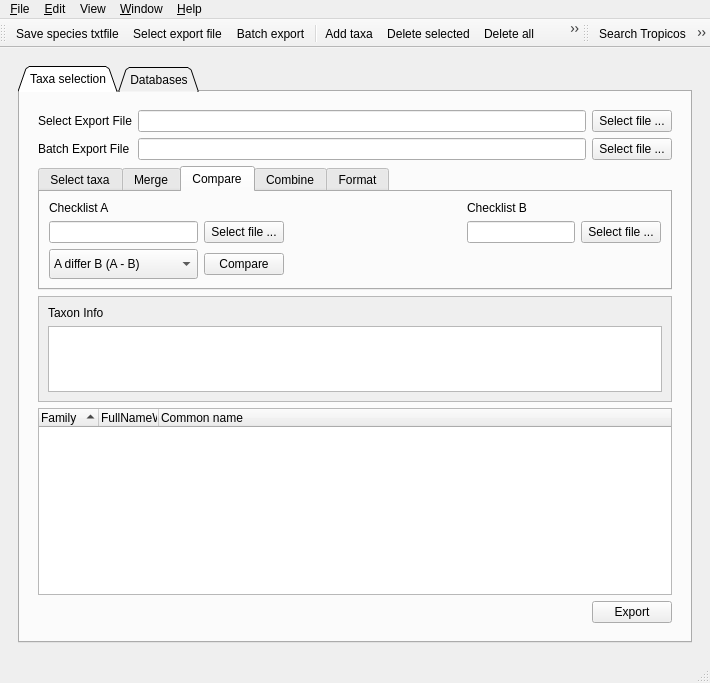
Old version of the form src/ui/ui_main.ui in the repository TaiBON/checklister.
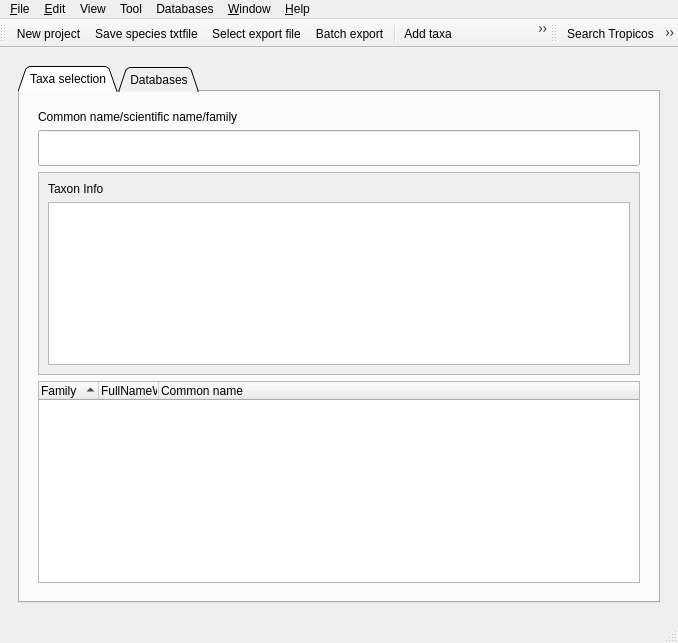
New version of the form. The open tabs and pages were chosen to show the change. Icons and pictures are not drawn.

Commit message: Largely improve the UI/UX 1. 把 checklist comparing/combining/formating scientific names    搬到 Toolbar 中 2. 把 combining checklist 功能放到 genlist_api 中

```diff
--- a/src/ui/ui_main.ui
+++ b/src/ui/ui_main.ui
@@ -6,8 +6,8 @@
    <rect>
     <x>0</x>
     <y>0</y>
-    <width>710</width>
-    <height>683</height>
+    <width>678</width>
+    <height>643</height>
    </rect>
   </property>
   <property name="sizePolicy">
@@ -51,12 +51,12 @@
         <rect>
          <x>0</x>
          <y>0</y>
-         <width>686</width>
-         <height>608</height>
+         <width>654</width>
+         <height>524</height>
         </rect>
        </property>
        <layout class="QGridLayout" name="gridLayout_4">
-        <item row="1" column="0">
+        <item row="0" column="0">
          <widget class="QTabWidget" name="tabWidget">
           <property name="minimumSize">
            <size>
@@ -92,7 +92,7 @@
            <attribute name="title">
             <string>Taxa selection</string>
            </attribute>
-           <layout class="QGridLayout" name="gridLayout_7">
+           <layout class="QGridLayout" name="gridLayout_3">
             <item row="0" column="0">
              <widget class="QFrame" name="frame">
               <property name="frameShape">
@@ -105,20 +105,49 @@
                <number>0</number>
               </property>
               <layout class="QGridLayout" name="gridLayout_2">
+               <item row="1" column="0" colspan="2">
+                <widget class="QLineEdit" name="lineSpecies">
+                 <property name="sizePolicy">
+                  <sizepolicy hsizetype="Minimum" vsizetype="Maximum">
+                   <horstretch>0</horstretch>
+                   <verstretch>1</verstretch>
+                  </sizepolicy>
+                 </property>
+                 <property name="baseSize">
+                  <size>
+                   <width>0</width>
+                   <height>40</height>
+                  </size>
+                 </property>
+                 <property name="font">
+                  <font>
+                   <family>Arial</family>
+                   <pointsize>18</pointsize>
+                   <italic>false</italic>
+                  </font>
+                 </property>
+                 <property name="toolTip">
+                  <string>&lt;html&gt;&lt;head/&gt;&lt;body&gt;&lt;p&gt;Input species name. Type part of common names/epithets/family to list similar names. &lt;/p&gt;&lt;p&gt;You can press enter or return to add it to the checklist.&lt;/p&gt;&lt;/body&gt;&lt;/html&gt;</string>
+                 </property>
+                 <property name="autoFillBackground">
+                  <bool>false</bool>
+                 </property>
+                </widget>
+               </item>
                <item row="0" column="0">
-                <widget class="QLabel" name="labelExportFile">
+                <widget class="QLabel" name="label_5">
                  <property name="sizePolicy">
-                  <sizepolicy hsizetype="Fixed" vsizetype="Minimum">
+                  <sizepolicy hsizetype="Preferred" vsizetype="Minimum">
                    <horstretch>0</horstretch>
                    <verstretch>0</verstretch>
                   </sizepolicy>
                  </property>
                  <property name="text">
-                  <string>Select Export File</string>
+                  <string>Common name/scientific name/family</string>
                  </property>
                 </widget>
                </item>
-               <item row="5" column="0" colspan="3">
+               <item row="4" column="0" colspan="2">
                 <widget class="QTreeWidget" name="treeWidget">
                  <property name="sizePolicy">
                   <sizepolicy hsizetype="Expanding" vsizetype="Expanding">
@@ -206,417 +235,7 @@
                  </column>
                 </widget>
                </item>
-               <item row="0" column="2">
-                <widget class="QPushButton" name="butSelectOutput">
-                 <property name="sizePolicy">
-                  <sizepolicy hsizetype="Minimum" vsizetype="Fixed">
-                   <horstretch>0</horstretch>
-                   <verstretch>0</verstretch>
-                  </sizepolicy>
-                 </property>
-                 <property name="toolTip">
-                  <string>&lt;html&gt;&lt;head/&gt;&lt;body&gt;&lt;p&gt;Select export checklist file. Supported file formats: Microsoft Word 2007 (.docx), Open document format (.odt), markdown (.md). Default is docx and markdown.&lt;/p&gt;&lt;/body&gt;&lt;/html&gt;</string>
-                 </property>
-                 <property name="text">
-                  <string>Select file ...</string>
-                 </property>
-                </widget>
-               </item>
-               <item row="0" column="1">
-                <widget class="QLineEdit" name="lineOutputFilename">
-                 <property name="sizePolicy">
-                  <sizepolicy hsizetype="Expanding" vsizetype="Fixed">
-                   <horstretch>0</horstretch>
-                   <verstretch>0</verstretch>
-                  </sizepolicy>
-                 </property>
-                 <property name="text">
-                  <string/>
-                 </property>
-                </widget>
-               </item>
-               <item row="1" column="0">
-                <widget class="QLabel" name="labelBatch">
-                 <property name="sizePolicy">
-                  <sizepolicy hsizetype="Fixed" vsizetype="Minimum">
-                   <horstretch>0</horstretch>
-                   <verstretch>0</verstretch>
-                  </sizepolicy>
-                 </property>
-                 <property name="text">
-                  <string>Batch Export File</string>
-                 </property>
-                </widget>
-               </item>
-               <item row="6" column="2">
-                <widget class="QPushButton" name="butGenerateSp">
-                 <property name="sizePolicy">
-                  <sizepolicy hsizetype="Minimum" vsizetype="Maximum">
-                   <horstretch>0</horstretch>
-                   <verstretch>0</verstretch>
-                  </sizepolicy>
-                 </property>
-                 <property name="styleSheet">
-                  <string notr="true">QPushButton#butGenerateSp{
-	qproperty-icon: url(:images/export.png);
-}</string>
-                 </property>
-                 <property name="text">
-                  <string>Export</string>
-                 </property>
-                </widget>
-               </item>
-               <item row="2" column="0" colspan="3">
-                <widget class="QTabWidget" name="tabWidget_2">
-                 <property name="sizePolicy">
-                  <sizepolicy hsizetype="Expanding" vsizetype="Minimum">
-                   <horstretch>0</horstretch>
-                   <verstretch>0</verstretch>
-                  </sizepolicy>
-                 </property>
-                 <property name="font">
-                  <font>
-                   <family>Arial</family>
-                   <stylestrategy>PreferDefault</stylestrategy>
-                  </font>
-                 </property>
-                 <property name="currentIndex">
-                  <number>0</number>
-                 </property>
-                 <property name="usesScrollButtons">
-                  <bool>true</bool>
-                 </property>
-                 <widget class="QWidget" name="tabSelect">
-                  <attribute name="title">
-                   <string>Select taxa</string>
-                  </attribute>
-                  <layout class="QGridLayout" name="gridLayout_9">
-                   <item row="2" column="0">
-                    <widget class="QLabel" name="label_5">
-                     <property name="sizePolicy">
-                      <sizepolicy hsizetype="Preferred" vsizetype="Minimum">
-                       <horstretch>0</horstretch>
-                       <verstretch>0</verstretch>
-                      </sizepolicy>
-                     </property>
-                     <property name="text">
-                      <string>Common name/scientific name/family</string>
-                     </property>
-                    </widget>
-                   </item>
-                   <item row="3" column="0">
-                    <widget class="QLineEdit" name="lineSpecies">
-                     <property name="sizePolicy">
-                      <sizepolicy hsizetype="Minimum" vsizetype="Expanding">
-                       <horstretch>0</horstretch>
-                       <verstretch>1</verstretch>
-                      </sizepolicy>
-                     </property>
-                     <property name="baseSize">
-                      <size>
-                       <width>0</width>
-                       <height>40</height>
-                      </size>
-                     </property>
-                     <property name="font">
-                      <font>
-                       <family>Arial</family>
-                       <pointsize>18</pointsize>
-                       <italic>false</italic>
-                      </font>
-                     </property>
-                     <property name="toolTip">
-                      <string>&lt;html&gt;&lt;head/&gt;&lt;body&gt;&lt;p&gt;Input species name. Type part of common names/epithets/family to list similar names. &lt;/p&gt;&lt;p&gt;You can press enter or return to add it to the checklist.&lt;/p&gt;&lt;/body&gt;&lt;/html&gt;</string>
-                     </property>
-                     <property name="autoFillBackground">
-                      <bool>false</bool>
-                     </property>
-                    </widget>
-                   </item>
-                   <item row="1" column="0">
-                    <spacer name="horizontalSpacer_5">
-                     <property name="orientation">
-                      <enum>Qt::Horizontal</enum>
-                     </property>
-                     <property name="sizeHint" stdset="0">
-                      <size>
-                       <width>40</width>
-                       <height>20</height>
-                      </size>
-                     </property>
-                    </spacer>
-                   </item>
-                  </layout>
-                 </widget>
-                 <widget class="QWidget" name="tabMerge">
-                  <attribute name="title">
-                   <string>Merge</string>
-                  </attribute>
-                  <layout class="QGridLayout" name="gridLayout_5">
-                   <item row="0" column="0">
-                    <widget class="QLabel" name="labelMerge">
-                     <property name="text">
-                      <string>To be merged checklists</string>
-                     </property>
-                    </widget>
-                   </item>
-                   <item row="1" column="0">
-                    <widget class="QLineEdit" name="lineMergeChecklists"/>
-                   </item>
-                   <item row="1" column="1">
-                    <widget class="QPushButton" name="butMergeChecklists">
-                     <property name="text">
-                      <string>Select file ...</string>
-                     </property>
-                    </widget>
-                   </item>
-                   <item row="2" column="1">
-                    <widget class="QPushButton" name="butMerge">
-                     <property name="text">
-                      <string>Merge</string>
-                     </property>
-                    </widget>
-                   </item>
-                  </layout>
-                 </widget>
-                 <widget class="QWidget" name="tabCompare">
-                  <attribute name="title">
-                   <string>Compare</string>
-                  </attribute>
-                  <layout class="QGridLayout" name="gridLayout_6">
-                   <item row="1" column="1">
-                    <widget class="QPushButton" name="butCheckASelect">
-                     <property name="text">
-                      <string>Select file ...</string>
-                     </property>
-                    </widget>
-                   </item>
-                   <item row="1" column="5">
-                    <widget class="QPushButton" name="butCheckBSelect">
-                     <property name="text">
-                      <string>Select file ...</string>
-                     </property>
-                    </widget>
-                   </item>
-                   <item row="3" column="1">
-                    <widget class="QPushButton" name="butCompare">
-                     <property name="text">
-                      <string>Compare</string>
-                     </property>
-                    </widget>
-                   </item>
-                   <item row="3" column="0">
-                    <widget class="QComboBox" name="comboABDifference">
-                     <property name="sizePolicy">
-                      <sizepolicy hsizetype="Expanding" vsizetype="MinimumExpanding">
-                       <horstretch>0</horstretch>
-                       <verstretch>0</verstretch>
-                      </sizepolicy>
-                     </property>
-                     <item>
-                      <property name="text">
-                       <string>A differ B (A - B)</string>
-                      </property>
-                     </item>
-                     <item>
-                      <property name="text">
-                       <string>B differ A (B - A)</string>
-                      </property>
-                     </item>
-                     <item>
-                      <property name="text">
-                       <string>A intersects B (A ∩ B )</string>
-                      </property>
-                     </item>
-                     <item>
-                      <property name="text">
-                       <string>A union B (A ∪ B)</string>
-                      </property>
-                     </item>
-                    </widget>
-                   </item>
-                   <item row="1" column="3">
-                    <spacer name="horizontalSpacer_3">
-                     <property name="orientation">
-                      <enum>Qt::Horizontal</enum>
-                     </property>
-                     <property name="sizeHint" stdset="0">
-                      <size>
-                       <width>40</width>
-                       <height>20</height>
-                      </size>
-                     </property>
-                    </spacer>
-                   </item>
-                   <item row="1" column="2">
-                    <spacer name="horizontalSpacer">
-                     <property name="orientation">
-                      <enum>Qt::Horizontal</enum>
-                     </property>
-                     <property name="sizeHint" stdset="0">
-                      <size>
-                       <width>40</width>
-                       <height>20</height>
-                      </size>
-                     </property>
-                    </spacer>
-                   </item>
-                   <item row="1" column="4">
-                    <widget class="QLineEdit" name="lineChecklistB">
-                     <property name="sizePolicy">
-                      <sizepolicy hsizetype="Minimum" vsizetype="Fixed">
-                       <horstretch>0</horstretch>
-                       <verstretch>0</verstretch>
-                      </sizepolicy>
-                     </property>
-                    </widget>
-                   </item>
-                   <item row="0" column="4">
-                    <widget class="QLabel" name="labelChecklistB">
-                     <property name="text">
-                      <string>Checklist B</string>
-                     </property>
-                    </widget>
-                   </item>
-                   <item row="1" column="0">
-                    <widget class="QLineEdit" name="lineChecklistA">
-                     <property name="sizePolicy">
-                      <sizepolicy hsizetype="Minimum" vsizetype="Preferred">
-                       <horstretch>0</horstretch>
-                       <verstretch>0</verstretch>
-                      </sizepolicy>
-                     </property>
-                    </widget>
-                   </item>
-                   <item row="0" column="0">
-                    <widget class="QLabel" name="labelChecklistA">
-                     <property name="text">
-                      <string>Checklist A</string>
-                     </property>
-                    </widget>
-                   </item>
-                  </layout>
-                 </widget>
-                 <widget class="QWidget" name="tabCombine">
-                  <attribute name="title">
-                   <string>Combine</string>
-                  </attribute>
-                  <layout class="QGridLayout" name="gridLayout_12">
-                   <item row="0" column="0">
-                    <widget class="QLabel" name="labelCombine">
-                     <property name="text">
-                      <string>To be combined checklists</string>
-                     </property>
-                    </widget>
-                   </item>
-                   <item row="1" column="0">
-                    <widget class="QLineEdit" name="lineCombineChecklists"/>
-                   </item>
-                   <item row="1" column="1">
-                    <widget class="QPushButton" name="butCombineChecklists">
-                     <property name="text">
-                      <string>Select file ...</string>
-                     </property>
-                    </widget>
-                   </item>
-                  </layout>
-                 </widget>
-                 <widget class="QWidget" name="tab_3">
-                  <attribute name="title">
-                   <string>Format</string>
-                  </attribute>
-                  <layout class="QGridLayout" name="gridLayout_3">
-                   <item row="3" column="1">
-                    <widget class="QLineEdit" name="lineExcelColnum">
-                     <property name="sizePolicy">
-                      <sizepolicy hsizetype="Fixed" vsizetype="Fixed">
-                       <horstretch>0</horstretch>
-                       <verstretch>0</verstretch>
-                      </sizepolicy>
-                     </property>
-                     <property name="text">
-                      <string>1</string>
-                     </property>
-                    </widget>
-                   </item>
-                   <item row="3" column="2">
-                    <widget class="QCheckBox" name="checkBox">
-                     <property name="text">
-                      <string>with header</string>
-                     </property>
-                     <property name="checked">
-                      <bool>true</bool>
-                     </property>
-                    </widget>
-                   </item>
-                   <item row="0" column="0" colspan="2">
-                    <widget class="QLabel" name="labelFormatNames">
-                     <property name="text">
-                      <string>Choose file to format names:</string>
-                     </property>
-                    </widget>
-                   </item>
-                   <item row="3" column="0">
-                    <widget class="QLabel" name="labelColNumber">
-                     <property name="sizePolicy">
-                      <sizepolicy hsizetype="Fixed" vsizetype="Preferred">
-                       <horstretch>0</horstretch>
-                       <verstretch>0</verstretch>
-                      </sizepolicy>
-                     </property>
-                     <property name="text">
-                      <string>Column number</string>
-                     </property>
-                    </widget>
-                   </item>
-                   <item row="3" column="3">
-                    <widget class="QPushButton" name="butFormatName">
-                     <property name="sizePolicy">
-                      <sizepolicy hsizetype="Minimum" vsizetype="Fixed">
-                       <horstretch>0</horstretch>
-                       <verstretch>0</verstretch>
-                      </sizepolicy>
-                     </property>
-                     <property name="text">
-                      <string>Format</string>
-                     </property>
-                    </widget>
-                   </item>
-                   <item row="2" column="0" colspan="2">
-                    <widget class="QLineEdit" name="lineExcelFilePath">
-                     <property name="text">
-                      <string/>
-                     </property>
-                    </widget>
-                   </item>
-                   <item row="2" column="2">
-                    <widget class="QPushButton" name="butSelectExcel">
-                     <property name="toolTip">
-                      <string>&lt;html&gt;&lt;head/&gt;&lt;body&gt;&lt;p&gt;Select export checklist file. Supported file formats: Microsoft Word 2007 (.docx), Open document format (.odt), markdown (.md). Default is docx and markdown.&lt;/p&gt;&lt;/body&gt;&lt;/html&gt;</string>
-                     </property>
-                     <property name="text">
-                      <string>Select file ...</string>
-                     </property>
-                    </widget>
-                   </item>
-                  </layout>
-                 </widget>
-                </widget>
-               </item>
-               <item row="1" column="2">
-                <widget class="QPushButton" name="butSlist">
-                 <property name="sizePolicy">
-                  <sizepolicy hsizetype="Minimum" vsizetype="Fixed">
-                   <horstretch>0</horstretch>
-                   <verstretch>0</verstretch>
-                  </sizepolicy>
-                 </property>
-                 <property name="text">
-                  <string>Select file ...</string>
-                 </property>
-                </widget>
-               </item>
-               <item row="3" column="0" colspan="3">
+               <item row="2" column="0" colspan="2">
                 <widget class="QScrollArea" name="scrollArea_2">
                  <property name="sizePolicy">
                   <sizepolicy hsizetype="Expanding" vsizetype="Expanding">
@@ -638,8 +257,8 @@
                    <rect>
                     <x>0</x>
                     <y>0</y>
-                    <width>590</width>
-                    <height>98</height>
+                    <width>558</width>
+                    <height>151</height>
                    </rect>
                   </property>
                   <layout class="QGridLayout" name="gridLayout_10">
@@ -676,16 +295,6 @@
                  </widget>
                 </widget>
                </item>
-               <item row="1" column="1">
-                <widget class="QLineEdit" name="lineSlist">
-                 <property name="sizePolicy">
-                  <sizepolicy hsizetype="Expanding" vsizetype="Fixed">
-                   <horstretch>0</horstretch>
-                   <verstretch>0</verstretch>
-                  </sizepolicy>
-                 </property>
-                </widget>
-               </item>
               </layout>
              </widget>
             </item>
@@ -903,7 +512,7 @@
     <rect>
      <x>0</x>
      <y>0</y>
-     <width>710</width>
+     <width>678</width>
      <height>22</height>
     </rect>
    </property>
@@ -955,9 +564,35 @@
     </property>
     <addaction name="actionShowToolbarText"/>
    </widget>
+   <widget class="QMenu" name="menuTool">
+    <property name="title">
+     <string>Tool</string>
+    </property>
+    <addaction name="actionMerge"/>
+    <addaction name="actionCompare"/>
+    <addaction name="actionCombine"/>
+    <addaction name="separator"/>
+    <addaction name="actionFormat"/>
+   </widget>
+   <widget class="QMenu" name="menuDatabases">
+    <property name="title">
+     <string>Databases</string>
+    </property>
+    <widget class="QMenu" name="menuPlants">
+     <property name="title">
+      <string>Plants</string>
+     </property>
+     <addaction name="actionTaiwanVascularPlants"/>
+     <addaction name="actionTaiwanFlora"/>
+     <addaction name="actionJapanYlist"/>
+    </widget>
+    <addaction name="menuPlants"/>
+   </widget>
    <addaction name="menuFile"/>
    <addaction name="menuEdit"/>
    <addaction name="menuView"/>
+   <addaction name="menuTool"/>
+   <addaction name="menuDatabases"/>
    <addaction name="menuWindow"/>
    <addaction name="menuHelp"/>
   </widget>
@@ -998,6 +633,7 @@
    <attribute name="toolBarBreak">
     <bool>false</bool>
    </attribute>
+   <addaction name="actionNewProject"/>
    <addaction name="actionSaveTxt"/>
    <addaction name="actionSelectExport"/>
    <addaction name="actionBatch"/>
@@ -1070,7 +706,7 @@
      <normaloff>:/icons/batch.png</normaloff>:/icons/batch.png</iconset>
    </property>
    <property name="text">
-    <string>Batch export</string>
+    <string>Select batch export file</string>
    </property>
    <property name="iconText">
     <string>Batch export</string>
@@ -1315,6 +951,85 @@
     <bool>false</bool>
    </property>
   </action>
+  <action name="actionSelect_export_file">
+   <property name="text">
+    <string>Select export file</string>
+   </property>
+  </action>
+  <action name="actionMerge">
+   <property name="text">
+    <string>Merge checklists</string>
+   </property>
+   <property name="shortcut">
+    <string>Ctrl+Shift+G</string>
+   </property>
+  </action>
+  <action name="actionCompare">
+   <property name="text">
+    <string>Compare checklists</string>
+   </property>
+   <property name="shortcut">
+    <string>Ctrl+Shift+P</string>
+   </property>
+  </action>
+  <action name="actionCombine">
+   <property name="text">
+    <string>Combine checklists</string>
+   </property>
+   <property name="shortcut">
+    <string>Ctrl+Shift+B</string>
+   </property>
+  </action>
+  <action name="actionFormat">
+   <property name="text">
+    <string>Format scientific names</string>
+   </property>
+   <property name="shortcut">
+    <string>Ctrl+Shift+F</string>
+   </property>
+  </action>
+  <action name="actionTaiwanVascularPlants">
+   <property name="checkable">
+    <bool>true</bool>
+   </property>
+   <property name="checked">
+    <bool>true</bool>
+   </property>
+   <property name="text">
+    <string>Taiwan: Vascular plants</string>
+   </property>
+  </action>
+  <action name="actionTaiwanFlora">
+   <property name="checkable">
+    <bool>true</bool>
+   </property>
+   <property name="text">
+    <string>Taiwan: Vascular plants (Flora of Taiwan)</string>
+   </property>
+  </action>
+  <action name="actionJapanYlist">
+   <property name="checkable">
+    <bool>true</bool>
+   </property>
+   <property name="text">
+    <string>Japan: Ylist</string>
+   </property>
+  </action>
+  <action name="actionNewProject">
+   <property name="icon">
+    <iconset resource="../iconResources.qrc">
+     <normaloff>:/icons/new.png</normaloff>:/icons/new.png</iconset>
+   </property>
+   <property name="text">
+    <string>New project</string>
+   </property>
+   <property name="shortcut">
+    <string>Ctrl+N</string>
+   </property>
+   <property name="iconVisibleInMenu">
+    <bool>false</bool>
+   </property>
+  </action>
  </widget>
  <resources>
   <include location="../iconResources.qrc"/>
```
Left out of the diff: 10 changed lines with no effect on the pictures. The commit also changes 10 other files.
